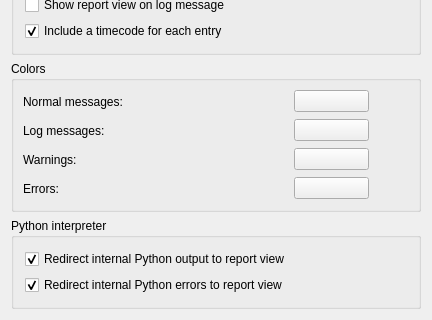
southseact-3d/fcd, file src/Gui/PreferencePages/DlgSettingsReportView.ui: the form before one commit; both pictures show x 0 to 432 and y 229 to 549 of the 432 by 549 pixel window.
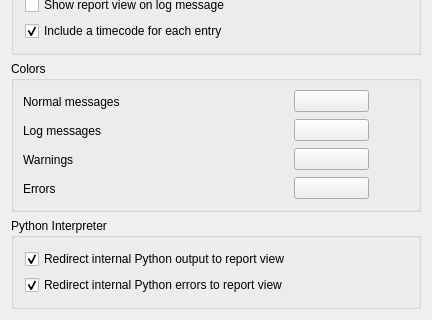
The form after the commit. Custom widgets are drawn as their Qt base class.

What changed in the file:
```diff
--- a/src/Gui/PreferencePages/DlgSettingsReportView.ui
+++ b/src/Gui/PreferencePages/DlgSettingsReportView.ui
@@ -245,7 +245,7 @@
         <item row="0" column="0">
          <widget class="QLabel" name="textLabel1">
           <property name="text">
-           <string>Normal messages:</string>
+           <string>Normal messages</string>
           </property>
          </widget>
         </item>
@@ -303,7 +303,7 @@
         <item row="1" column="0">
          <widget class="QLabel" name="textLabel2">
           <property name="text">
-           <string>Log messages:</string>
+           <string>Log messages</string>
           </property>
          </widget>
         </item>
@@ -361,7 +361,7 @@
         <item row="2" column="0">
          <widget class="QLabel" name="textLabel3">
           <property name="text">
-           <string>Warnings:</string>
+           <string>Warnings</string>
           </property>
          </widget>
         </item>
@@ -419,7 +419,7 @@
         <item row="3" column="0">
          <widget class="QLabel" name="textLabel4">
           <property name="text">
-           <string>Errors:</string>
+           <string>Errors</string>
           </property>
          </widget>
         </item>
@@ -498,7 +498,7 @@
    <item row="2" column="0">
     <widget class="QGroupBox" name="groupBox">
      <property name="title">
-      <string>Python interpreter</string>
+      <string>Python Interpreter</string>
      </property>
      <layout class="QGridLayout" name="gridLayout_2">
       <item row="0" column="0">
```
Left out of the diff: 2 changed lines with no effect on the pictures.
